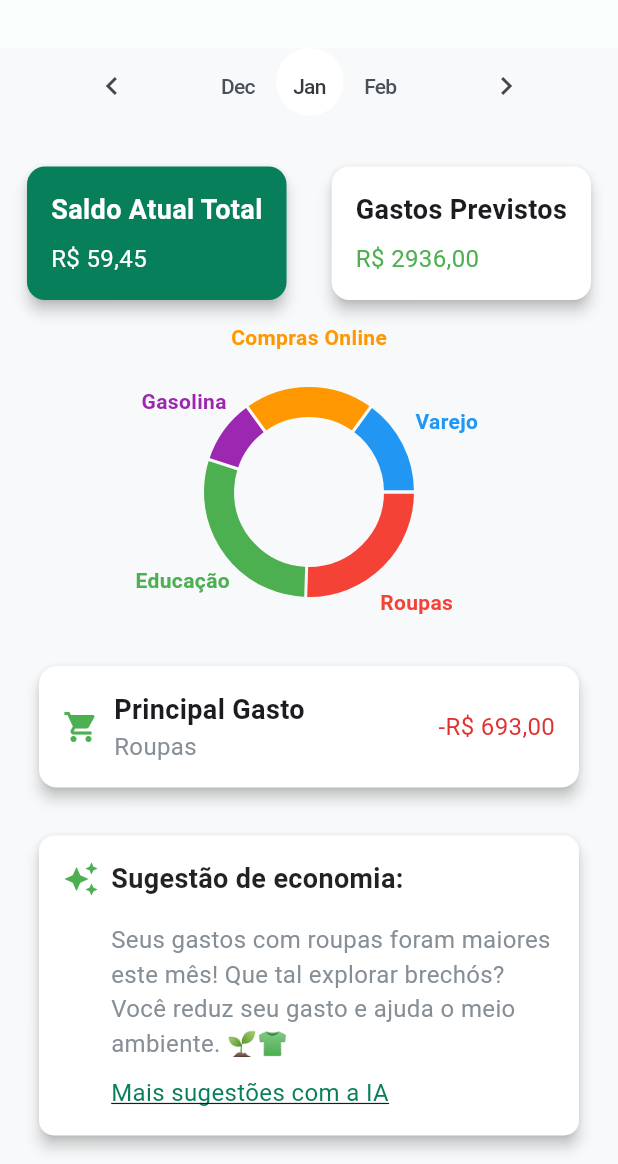
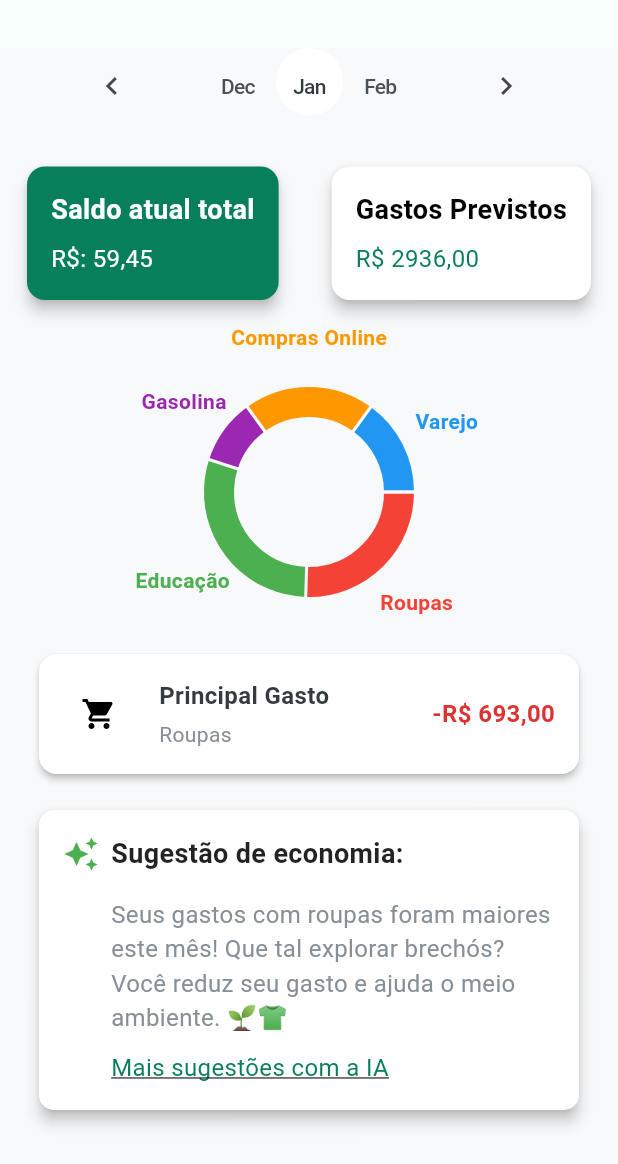
Before and after one commit to PedroHBarion/Money_Flow, a Flutter app: the screen it shows after launch, on a phone screen of 412 x 824 dp, the part 72-1236 px from its top. Run offline on Flutter 3.47's test engine with Material 3 defaults, Android fonts, the phone set to English and light mode, and no system bars; drawn by our look-alikes of fl_chart; our stand-ins replace flutter_svg; Roboto replaces fonts that are missing (DM Sans).

Commit message:
Refactor: Formatação etapa 1
atualização parcial das estruturas de páginas, e otimização com card e reaproveitamento do transaction_card

```diff
--- a/app_money_flow/lib/main.dart
+++ b/app_money_flow/lib/main.dart
@@ -1,4 +1,4 @@
-import 'package:app_money_flow/src/pages/my_expenses_page.dart';
+import 'package:app_money_flow/src/pages/expenses_page/expenses_page.dart';
 import 'package:flutter/material.dart';
 
 void main() {
--- a/app_money_flow/lib/src/pages/my_expenses_page.dart
+++ b/app_money_flow/lib/src/pages/expenses_page/expenses_page.dart
@@ -1,7 +1,8 @@
+import 'package:app_money_flow/src/pages/expenses_page/widgets/balance_card.dart';
 import 'package:app_money_flow/src/widgets/custom_month_navigation.dart';
-import 'package:app_money_flow/src/widgets/custom_transaction_card.dart';
 import 'package:app_money_flow/src/widgets/savings_suggestion_card.dart';
 import 'package:app_money_flow/src/widgets/custom_app_bar.dart';
+import 'package:app_money_flow/src/widgets/transaction_card.dart';
 import 'package:flutter/material.dart';
 import 'package:fl_chart/fl_chart.dart';
 
@@ -819,71 +820,31 @@ class _MyExpensesPage extends State<MyExpensesPage> {
                   });
                 },
               ),
+
               SizedBox(height: 20), // Espaçamento entre os elementos
+
               Row(
                 mainAxisAlignment: MainAxisAlignment.spaceBetween,
                 children: [
-                  Card(
-                    // Card Saldo Atual Total
-                    margin: EdgeInsets.all(8),
-                    elevation: 4,
-                    color: const Color(0xFF087F5B),
-                    child: Padding(
-                      padding: const EdgeInsets.all(16.0),
-                      child: Column(
-                        crossAxisAlignment: CrossAxisAlignment.start,
-                        children: [
-                          Text(
-                            "Saldo Atual Total",
-                            style: TextStyle(
-                              fontSize: 18,
-                              fontWeight: FontWeight.bold,
-                              color: const Color(0xFFFFFFFF),
-                            ),
-                          ),
-                          SizedBox(height: 8),
-                          Text(
-                            "R\$ 59,45",
-                            textAlign: TextAlign.center,
-                            style: TextStyle(
-                              fontSize: 16,
-                              color: const Color(0xFFFFFFFF),
-                            ),
-                          ),
-                        ],
-                      ),
-                    ),
+                  BalanceCard(
+                    title: "Saldo atual total",
+                    subTitle: "R\$: 59,45",
+                    subTitlecolor: Color(0xFFFFFFFF),
+                    titleColor: Color(0xFFFFFFFF),
+                    background: Color(0xFF087F5B),
                   ),
-                  Card(
-                    // Gastos Previstos
-                    color: Color(0xFFFFFFFF),
-                    margin: EdgeInsets.all(8),
-                    elevation: 4,
-                    child: Padding(
-                      padding: const EdgeInsets.all(16.0),
-                      child: Column(
-                        crossAxisAlignment: CrossAxisAlignment.start,
-                        children: [
-                          Text(
-                            "Gastos Previstos",
-                            style: TextStyle(
-                              fontSize: 18,
-                              fontWeight: FontWeight.bold,
-                            ),
-                          ),
-                          SizedBox(height: 8),
-                          Text(
-                            "R\$ 2936,00",
-                            textAlign: TextAlign.center,
-                            style: TextStyle(fontSize: 16, color: Colors.green),
-                          ),
-                        ],
-                      ),
-                    ),
+                  BalanceCard(
+                    title: "Gastos Previstos",
+                    subTitle: "R\$ 2936,00",
+                    subTitlecolor: Color(0xFF087F5B),
+                    titleColor: Color.fromARGB(255, 0, 0, 0),
+                    background: Color(0xFFFFFFFF),
                   ),
                 ],
               ),
+
               SizedBox(height: 20), // Espaçamento entre os elementos
+
               // Gráfico Doughnut (Gráfico de Rosca)
               SizedBox(
                 height: 200, // Definir o tamanho do gráfico
@@ -911,12 +872,14 @@ class _MyExpensesPage extends State<MyExpensesPage> {
                   ),
                 ),
               ),
-              // Adicionando o CustomTransactionCard abaixo do gráfico
-              CustomTransactionCard(
-                icon: Icons.shopping_cart, // Exemplo de ícone
-                title: "Principal Gasto", // Título
-                value: "Roupas", // Substituímos o valor por "Roupas"
-                extraText: "-R\$ 693,00", // Texto único com o valor negativo
+
+              TransactionCard(
+                iconPath:
+                    'assets/icons/shopping_cart.svg', //Icons.shopping_cart
+                color: 0xFFFFFFFF,
+                title: "Principal Gasto",
+                date: "Roupas",
+                amount: "-R\$ 693,00",
               ),
               SavingsSuggestionCard(),
             ],
--- /dev/null
+++ b/app_money_flow/lib/src/pages/expenses_page/widgets/balance_card.dart
@@ -0,0 +1,50 @@
+import 'package:flutter/material.dart';
+
+class BalanceCard extends StatelessWidget {
+  final String subTitle;
+  final Color subTitlecolor;
+  final String title;
+  final Color titleColor;
+  final Color background;
+
+  const BalanceCard({
+    required this.title,
+    required this.subTitle,
+    required this.subTitlecolor,
+    required this.titleColor,
+    required this.background,
+    super.key,
+  });
+
+  @override
+  Widget build(BuildContext context) {
+    return Card(
+      // Card Saldo Atual Total
+      margin: EdgeInsets.all(8),
+      elevation: 4,
+      color: background,
+      child: Padding(
+        padding: const EdgeInsets.all(16.0),
+        child: Column(
+          crossAxisAlignment: CrossAxisAlignment.start,
+          children: [
+            Text(
+              title,
+              style: TextStyle(
+                fontSize: 18,
+                fontWeight: FontWeight.bold,
+                color: titleColor,
+              ),
+            ),
+            SizedBox(height: 8),
+            Text(
+              subTitle,
+              textAlign: TextAlign.center,
+              style: TextStyle(fontSize: 16, color: subTitlecolor),
+            ),
+          ],
+        ),
+      ),
+    );
+  }
+}
--- /dev/null
+++ b/app_money_flow/lib/src/widgets/transaction_card.dart
@@ -0,0 +1,81 @@
+import 'package:flutter/material.dart';
+import 'package:flutter_svg/svg.dart';
+
+class TransactionCard extends StatelessWidget {
+  final String iconPath;
+  final int color;
+  final String title;
+  final String date;
+  final String amount;
+
+  const TransactionCard({
+    super.key,
+    required this.iconPath,
+    required this.color,
+    required this.title,
+    required this.date,
+    required this.amount,
+  });
+
+  @override
+  Widget build(BuildContext context) {
+    return Card(
+      color: Colors.white,
+      margin: const EdgeInsets.symmetric(horizontal: 16, vertical: 8),
+      elevation: 2,
+      shape: RoundedRectangleBorder(
+        borderRadius: BorderRadius.circular(12),
+      ),
+      child: Padding(
+        padding: const EdgeInsets.all(16.0),
+        child: Row(
+          children: [
+            // Ícone com fundo circular
+            CircleAvatar(
+              backgroundColor: Color(color),
+              radius: 24,
+              child: SvgPicture.asset(
+                iconPath,
+                width: 24,
+                height: 24,
+              ),
+            ),
+            const SizedBox(width: 16),
+            Expanded(
+              child: Column(
+                crossAxisAlignment: CrossAxisAlignment.start,
+                children: [
+                  Text(
+                    title,
+                    style: const TextStyle(
+                      fontSize: 16,
+                      fontWeight: FontWeight.w700,
+                      color: Color(0xff343A40),
+                    ),
+                  ),
+                  const SizedBox(height: 4),
+                  Text(
+                    date,
+                    style: const TextStyle(
+                      fontSize: 14,
+                      fontWeight: FontWeight.w400,
+                      color: Color(0xff868E96),
+                    ),
+                  ),
+                ],
+              ),
+            ),
+            Text(
+              amount,
+              style: const TextStyle(
+                fontSize: 16,
+                fontWeight: FontWeight.bold,
+                color: Color.fromRGBO(224, 49, 49, 1), // Cor vermelha do design
+              ),
+            ),
+          ],
+        ),
+      ),
+    );
+  }
+}
```
Also changed, not shown: app_money_flow/assets/icons/shopping_cart.svg (added), app_money_flow/lib/src/pages/create_user_profile.dart (deleted), 2 other files.
